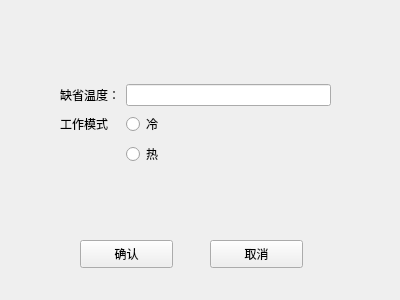
L-Jay1999/DistributedTemperatureControlSystem, file Master/parameterwidget.ui: the form before one commit.
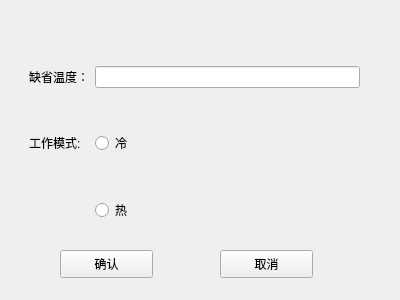
The form after the commit.

Commit message: cm for add parameterwidget

```diff
--- a/Master/parameterwidget.ui
+++ b/Master/parameterwidget.ui
@@ -16,15 +16,20 @@
   <widget class="QWidget" name="gridLayoutWidget">
    <property name="geometry">
     <rect>
-     <x>60</x>
-     <y>40</y>
-     <width>271</width>
-     <height>171</height>
+     <x>29</x>
+     <y>29</y>
+     <width>331</width>
+     <height>231</height>
     </rect>
    </property>
    <layout class="QGridLayout" name="gridLayout">
-    <item row="0" column="0">
-     <layout class="QGridLayout" name="gridLayout_2">
+    <item row="1" column="1">
+     <widget class="QRadioButton" name="radioButton_cold">
+      <property name="text">
+       <string>冷</string>
+      </property>
+     </widget>
+    </item>
       <item row="0" column="0">
        <widget class="QLabel" name="label_temperature">
         <property name="text">
@@ -35,20 +40,13 @@
       <item row="1" column="0">
        <widget class="QLabel" name="label_mode">
         <property name="text">
-         <string>工作模式</string>
+       <string>工作模式:</string>
         </property>
        </widget>
       </item>
       <item row="0" column="1">
        <widget class="QLineEdit" name="lineEdit_temperature"/>
       </item>
-      <item row="1" column="1">
-       <widget class="QRadioButton" name="radioButton_cold">
-        <property name="text">
-         <string>冷</string>
-        </property>
-       </widget>
-      </item>
       <item row="2" column="1">
        <widget class="QRadioButton" name="radioButton_hot">
         <property name="text">
@@ -57,27 +55,12 @@
        </widget>
       </item>
      </layout>
-    </item>
-   </layout>
-  </widget>
-  <widget class="QPushButton" name="pushButton_confirm">
-   <property name="geometry">
-    <rect>
-     <x>80</x>
-     <y>240</y>
-     <width>93</width>
-     <height>28</height>
-    </rect>
-   </property>
-   <property name="text">
-    <string>确认</string>
-   </property>
   </widget>
   <widget class="QPushButton" name="pushButton_cancel">
    <property name="geometry">
     <rect>
-     <x>210</x>
-     <y>240</y>
+     <x>220</x>
+     <y>250</y>
      <width>93</width>
      <height>28</height>
     </rect>
@@ -86,6 +69,19 @@
     <string>取消</string>
    </property>
   </widget>
+  <widget class="QPushButton" name="pushButton_confirm">
+   <property name="geometry">
+    <rect>
+     <x>60</x>
+     <y>250</y>
+     <width>93</width>
+     <height>28</height>
+    </rect>
+   </property>
+   <property name="text">
+    <string>确认</string>
+   </property>
+  </widget>
  </widget>
  <resources/>
  <connections/>
```
Lines whose indentation alone changed are shown as unchanged. The commit also changes 7 other files.
